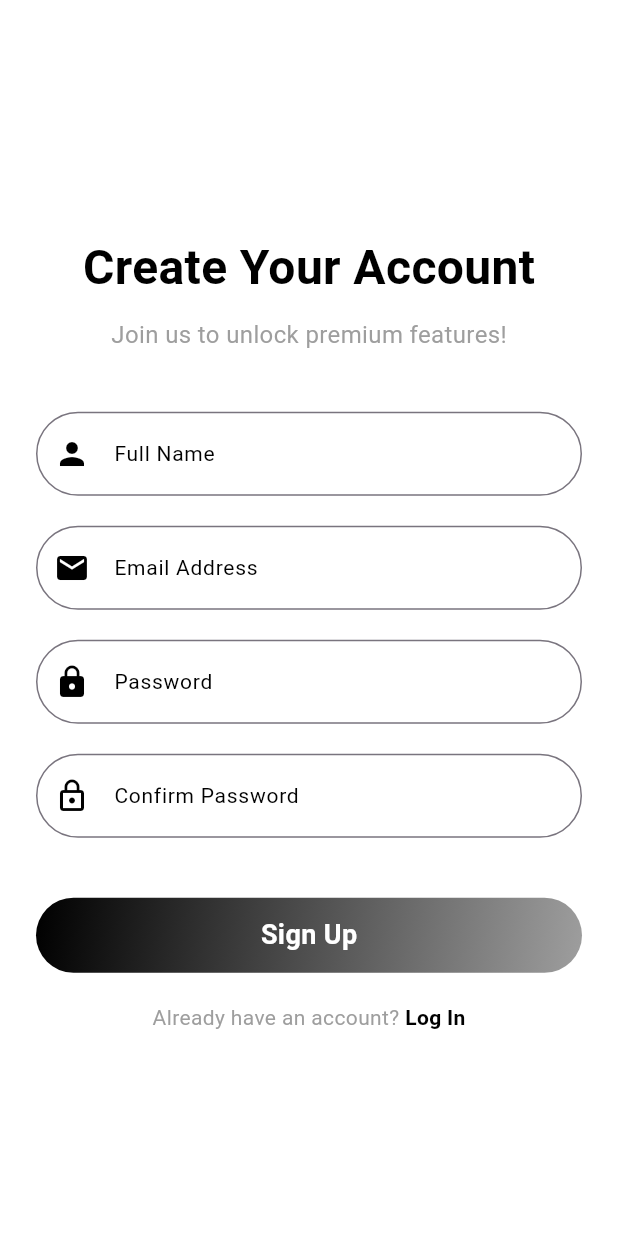
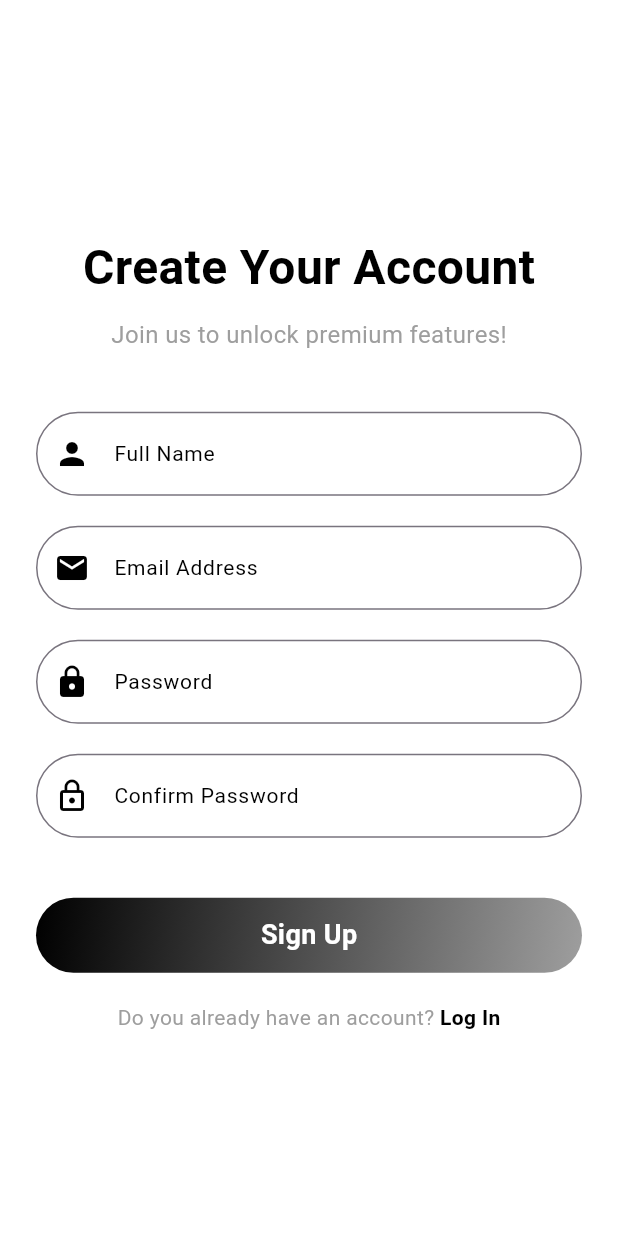
Before and after one commit to sujina21/Beauty-Booking-Android-Application, a Flutter app: the RegisterScreen screen opened directly, on a phone screen of 412 x 824 dp. Run offline on Flutter 3.47's test engine with Material 3 defaults, Android fonts, the phone set to English and light mode, and no system bars; Roboto replaces fonts that are missing (Poppins).

Commit message:
texts changed

```diff
--- a/lib/view/register_screen.dart
+++ b/lib/view/register_screen.dart
@@ -141,7 +141,7 @@ class RegisterScreen extends StatelessWidget {
                 mainAxisAlignment: MainAxisAlignment.center,
                 children: [
                   const Text(
-                    "Already have an account? ",
+                    "Do you already have an account? ",
                     style: TextStyle(
                       fontSize: 14,
                       color: Colors.grey,
```
